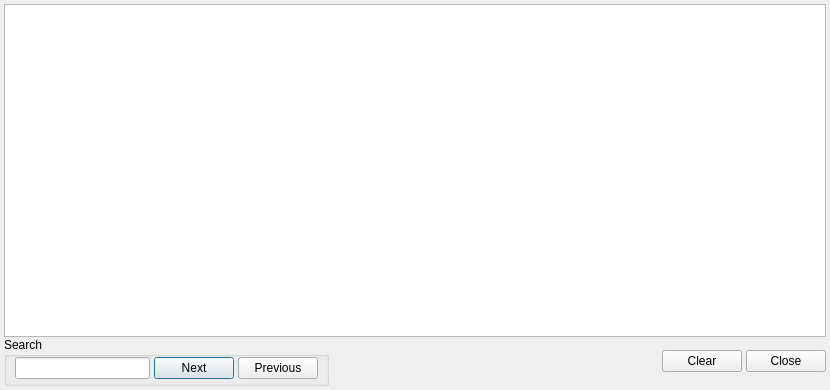
The window that ui/logger.ui (git-cola/git-cola) describes before a commit, drawn with Qt 5.
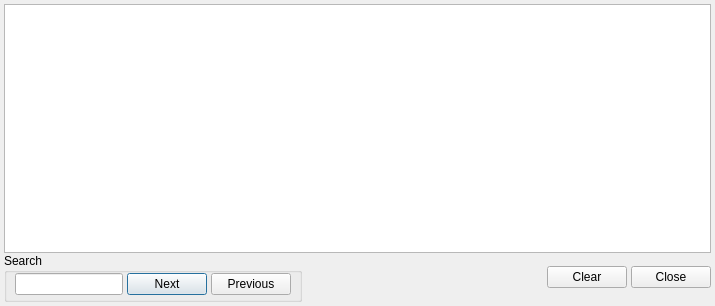
The same window after the commit.

Patch:
```diff
--- a/ui/logger.ui
+++ b/ui/logger.ui
@@ -5,8 +5,8 @@
    <rect>
     <x>0</x>
     <y>0</y>
-    <width>830</width>
-    <height>390</height>
+    <width>715</width>
+    <height>306</height>
    </rect>
   </property>
   <property name="windowTitle" >
```
Left out of the diff: 19 changed lines with no effect on the pictures.
